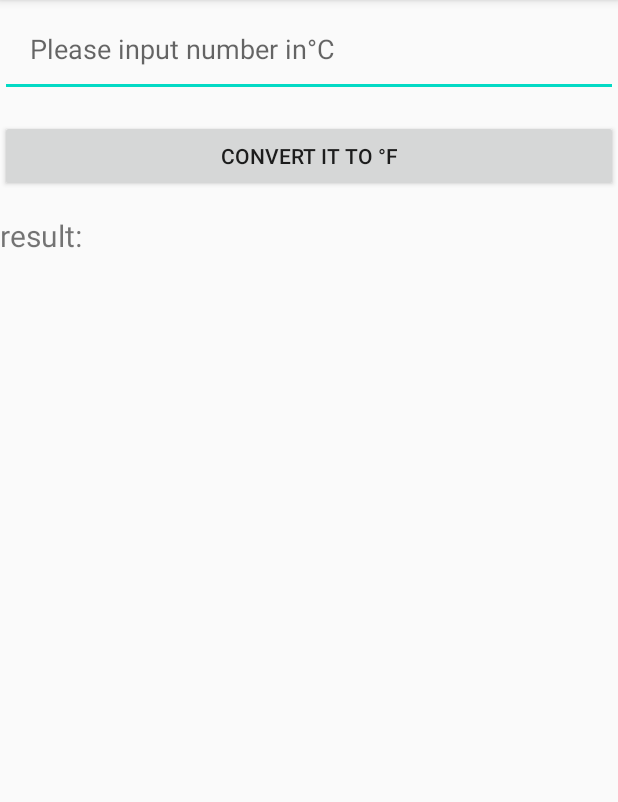
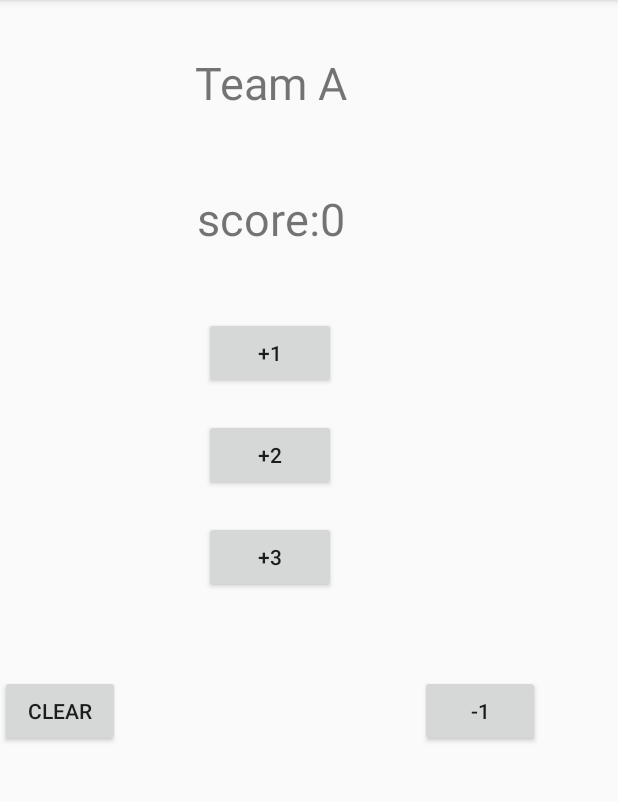
Before and after one commit to StrangeDS/ThirdApp, an Android app: the screen it shows after launch (MainActivity), on a phone screen of 412 x 824 dp, the part 84-886 px from its top. Run offline under Robolectric (Android 15) with nearby library versions, the phone set to English and light mode, and no system bars.

Commit message:
此版本为计分器（含有清零和-1功能）

```diff
--- a/app/src/main/java/com/swufe/thirdapp/MainActivity.java
+++ b/app/src/main/java/com/swufe/thirdapp/MainActivity.java
@@ -14,25 +14,38 @@ public class MainActivity extends AppCompatActivity {
     protected void onCreate(Bundle savedInstanceState) {
         super.onCreate(savedInstanceState);
         setContentView(R.layout.activity_main);
-
-        Button B1 = findViewById(R.id.btn);
-        B1.setOnClickListener(new View.OnClickListener() {
-            @Override
-            public void onClick(View view) {
-                final TextView output = findViewById(R.id.oup);
-                EditText inpobj = findViewById(R.id.inp);
-                final float input = Float.parseFloat(inpobj.getText().toString());
-                float res = input*(float)1.8+32;
-                output.setText("结果为："+ res +"华氏度");
-            }
-        });
+        TextView score = findViewById(R.id.score);
     }
 
     public  void btn1(View v){
-        final TextView output = findViewById(R.id.oup);
-        EditText inpobj = findViewById(R.id.inp);
-        final float input = Float.parseFloat(inpobj.getText().toString());
-        float res = input*(float)1.8+32;
-        output.setText("结果为："+ res +"华氏度");
+        TextView score = findViewById(R.id.score);
+        int score_new = Integer.parseInt(score.getText().toString().split(":")[1]) + 1;
+        score.setText("得分:"+ score_new);
+    }
+
+    public  void btn2(View v){
+        TextView score = findViewById(R.id.score);
+        int score_new = Integer.parseInt(score.getText().toString().split(":")[1]) + 2;
+        score.setText("得分:"+ score_new);
+    }
+
+    public  void btn3(View v){
+        TextView score = findViewById(R.id.score);
+        int score_new = Integer.parseInt(score.getText().toString().split(":")[1]) + 3;
+        score.setText("得分:"+ score_new);
+    }
+
+    public  void btn0(View v){
+        TextView score = findViewById(R.id.score);
+        score.setText("得分:0");
+    }
+
+    public  void btnr1(View v){
+        TextView score = findViewById(R.id.score);
+        int score_new = Integer.parseInt(score.getText().toString().split(":")[1]) - 1;
+        if(score_new < 0){
+            score_new = 0;
+        }
+        score.setText("得分:"+ score_new);
     }
 }
--- a/app/src/main/res/layout/activity_main.xml
+++ b/app/src/main/res/layout/activity_main.xml
@@ -2,37 +2,93 @@
 <LinearLayout xmlns:android="http://schemas.android.com/apk/res/android"
     xmlns:app="http://schemas.android.com/apk/res-auto"
     xmlns:tools="http://schemas.android.com/tools"
-    android:orientation="vertical"
     android:layout_width="match_parent"
     android:layout_height="match_parent"
+    android:orientation="horizontal"
     tools:context=".MainActivity">
 
-    <EditText
-        android:id="@+id/inp"
-        android:layout_width="match_parent"
+    <LinearLayout
+        android:layout_width="80dp"
+        android:layout_height="match_parent"
+        android:orientation="vertical">
+
+        <Button
+            android:id="@+id/btn0"
+            android:layout_width="wrap_content"
+            android:layout_height="wrap_content"
+            android:layout_marginTop="450dp"
+            android:gravity="center"
+            android:onClick="btn0"
+            android:text="@string/btn0" />
+    </LinearLayout>
+
+    <LinearLayout
+        android:layout_width="200dp"
         android:layout_height="wrap_content"
-        android:layout_marginBottom="15dp"
-        android:ems="10"
+        android:gravity="center_horizontal"
+        android:orientation="vertical">
 
-        android:hint="@string/inpword"
-        android:importantForAutofill="no"
-        android:inputType="numberSigned|number"
-        android:padding="20dp"
-        android:text="" />
+        <TextView
+            android:id="@+id/name"
+            android:layout_width="match_parent"
+            android:layout_height="100dp"
+            android:layout_marginTop="5dp"
+            android:gravity="center"
+            android:text="@string/name"
+            android:textSize="30sp" />
 
-    <Button
-        android:id="@+id/btn"
-        android:layout_width="match_parent"
-        android:layout_height="wrap_content"
-        android:layout_marginBottom="15dp"
-        android:onClick="btn1"
-        android:text="@string/btnword" />
+        <TextView
+            android:id="@+id/score"
+            android:layout_width="match_parent"
+            android:layout_height="wrap_content"
+            android:layout_marginTop="20dp"
+            android:gravity="center"
+            android:text="@string/score"
+            android:textSize="30sp" />
 
-    <TextView
-        android:id="@+id/oup"
-        android:layout_width="match_parent"
-        android:layout_height="wrap_content"
-        android:textSize="20sp"
-        android:text="@string/oupword" />
+        <Button
+            android:id="@+id/btn1"
+            android:layout_width="wrap_content"
+            android:layout_height="wrap_content"
+            android:layout_marginTop="45dp"
+            android:gravity="center"
+            android:onClick="btn1"
+            android:text="@string/btn1" />
+
+        <Button
+            android:id="@+id/btn2"
+            android:layout_width="wrap_content"
+            android:layout_height="wrap_content"
+            android:layout_marginTop="20dp"
+            android:gravity="center"
+            android:onClick="btn2"
+            android:text="@string/btn2" />
+
+        <Button
+            android:id="@+id/btn3"
+            android:layout_width="wrap_content"
+            android:layout_height="wrap_content"
+            android:layout_marginTop="20dp"
+            android:layout_marginBottom="10dp"
+            android:gravity="center"
+            android:onClick="btn3"
+            android:text="@string/btn3" />
+
+    </LinearLayout>
+
+    <LinearLayout
+        android:layout_width="80dp"
+        android:layout_height="match_parent"
+        android:orientation="vertical">
+
+        <Button
+            android:id="@+id/btn-1"
+            android:layout_width="wrap_content"
+            android:layout_height="wrap_content"
+            android:layout_marginTop="450dp"
+            android:gravity="center"
+            android:onClick="btnr1"
+            android:text="@string/btnr1" />
+    </LinearLayout>
 
 </LinearLayout>
--- a/app/src/main/res/values/strings.xml
+++ b/app/src/main/res/values/strings.xml
@@ -1,6 +1,10 @@
 <resources>
     <string name="app_name">ThirdApp</string>
-    <string name="inpword">Please input number in°C</string>
-    <string name="btnword">Convert it to °F</string>
-    <string name="oupword">result:</string>
+    <string name="name">Team A</string>
+    <string name="score">score:0</string>
+    <string name="btn1" translatable="false">+1</string>
+    <string name="btn2" translatable="false">+2</string>
+    <string name="btn3" translatable="false">+3</string>
+    <string name="btn0">clear</string>
+    <string name="btnr1" translatable="false">-1</string>
 </resources>
```
Also changed, not shown: 1 other file.
